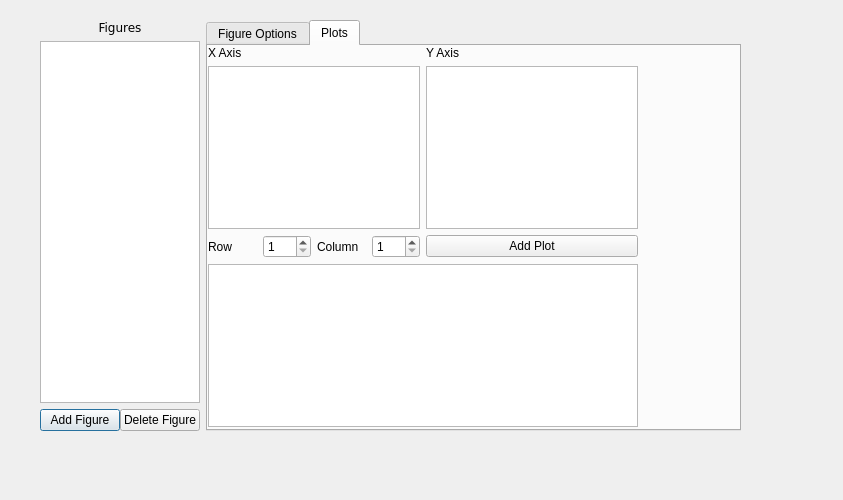
bbreslauer/PySciPlot, file ui/Ui_EditFigureDialog2.ui: the form before one commit.
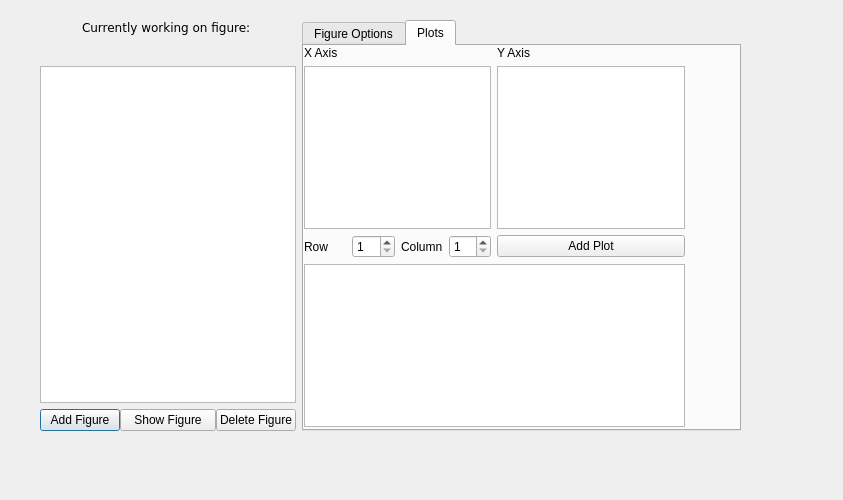
The form after the commit. The open tabs and pages were chosen to show the change.

```diff
--- a/ui/Ui_EditFigureDialog2.ui
+++ b/ui/Ui_EditFigureDialog2.ui
@@ -45,6 +45,12 @@
           <verstretch>0</verstretch>
          </sizepolicy>
         </property>
+        <property name="minimumSize">
+         <size>
+          <width>0</width>
+          <height>40</height>
+         </size>
+        </property>
         <property name="font">
          <font>
           <family>DejaVu Sans</family>
@@ -52,7 +58,7 @@
          </font>
         </property>
         <property name="text">
-         <string>Figures</string>
+         <string>Currently working on figure: </string>
         </property>
         <property name="textFormat">
          <enum>Qt::AutoText</enum>
@@ -61,7 +67,10 @@
          <bool>false</bool>
         </property>
         <property name="alignment">
-         <set>Qt::AlignCenter</set>
+         <set>Qt::AlignHCenter|Qt::AlignTop</set>
+        </property>
+        <property name="wordWrap">
+         <bool>true</bool>
         </property>
        </widget>
       </item>
@@ -78,7 +87,7 @@
         </property>
         <property name="minimumSize">
          <size>
-          <width>100</width>
+          <width>200</width>
           <height>0</height>
          </size>
         </property>
@@ -105,6 +114,13 @@
           </property>
          </widget>
         </item>
+        <item>
+         <widget class="QPushButton" name="showFigureButton">
+          <property name="text">
+           <string>Show Figure</string>
+          </property>
+         </widget>
+        </item>
         <item>
          <widget class="QPushButton" name="deleteFigureButton">
           <property name="sizePolicy">
@@ -184,7 +200,7 @@
          <rect>
           <x>0</x>
           <y>0</y>
-          <width>430</width>
+          <width>381</width>
           <height>381</height>
          </rect>
         </property>
```
